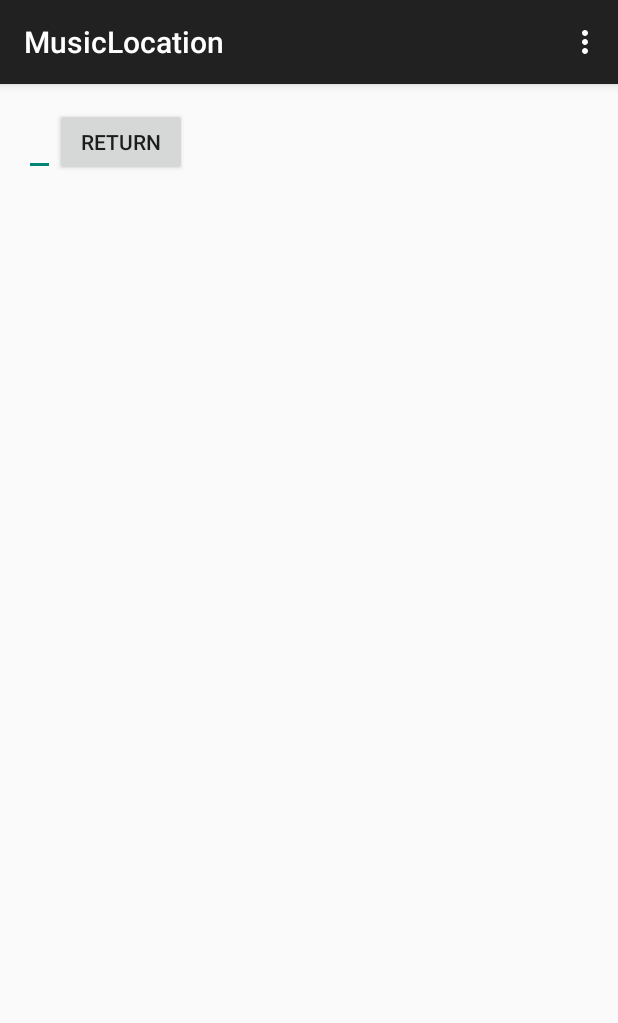
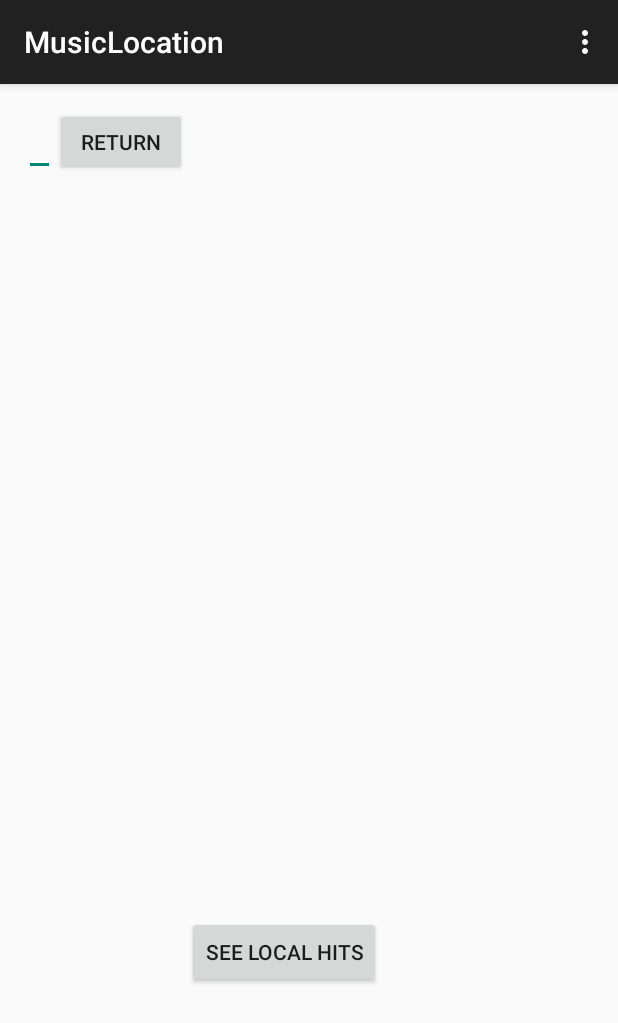
Before and after one commit to Ra1nWarden/CS4720_Mobile_Apps, an Android app: the screen it shows after launch (MainActivity), in the options menu, after a tap on "Settings", on a phone screen of 412 x 824 dp. Shown: the top 1023 px of the screen. Run offline under Robolectric (Android 15) with nearby library versions, the phone set to English and light mode, and no system bars.

Commit message:
Added second activity
This activity is a list of popular songs with ranking in the area

```diff
--- a/MusicLocation/app/src/main/java/edu/virginia/cs/musiclocation/MainActivity.java
+++ b/MusicLocation/app/src/main/java/edu/virginia/cs/musiclocation/MainActivity.java
@@ -2,6 +2,7 @@ package edu.virginia.cs.musiclocation;
 
 import android.Manifest;
 import android.content.Context;
+import android.content.Intent;
 import android.location.Location;
 import android.location.LocationListener;
 import android.location.LocationManager;
@@ -23,6 +24,7 @@ public class MainActivity extends AppCompatActivity {
     private EditText editValue;
     private Button submitButton;
     private TextView locationLabel;
+    private Button localButton;
 
     @Override
     protected void onCreate(Bundle savedInstanceState) {
@@ -33,11 +35,20 @@ public class MainActivity extends AppCompatActivity {
         returnValue = (TextView) findViewById(R.id.returned);
         editValue = (EditText) findViewById(R.id.editText);
         locationLabel = (TextView) findViewById(R.id.loc);
+        localButton = (Button) findViewById(R.id.popularLink);
 
         submitButton.setOnClickListener(new View.OnClickListener() {
             @Override
             public void onClick(View v) {
                 returnValue.setText(editValue.getText());
+            }
+        });
+
+        localButton.setOnClickListener(new View.OnClickListener() {
+            @Override
+            public void onClick(View v) {
+                Intent i=new Intent(getApplicationContext(), PopularActivity.class);
+                startActivity(i);
             }
         });
 
@@ -71,7 +82,7 @@ public class MainActivity extends AppCompatActivity {
         };
 
         if (checkPermission(Manifest.permission.ACCESS_COARSE_LOCATION, 0, 0) >= 0) {
-            locManager.requestLocationUpdates(LocationManager.GPS_PROVIDER,
+            locManager.requestLocationUpdates(LocationManager.NETWORK_PROVIDER,
                     LOCATION_UPDATE_MIN_TIME, LOCATION_UPDATE_MIN_DIST, locationListener);
         }
     }
--- /dev/null
+++ b/MusicLocation/app/src/main/java/edu/virginia/cs/musiclocation/PopularActivity.java
@@ -0,0 +1,31 @@
+package edu.virginia.cs.musiclocation;
+
+import android.app.ListActivity;
+import android.database.DataSetObserver;
+import android.support.v7.app.AppCompatActivity;
+import android.os.Bundle;
+import android.view.Menu;
+import android.view.MenuItem;
+import android.view.View;
+import android.view.ViewGroup;
+import android.widget.ArrayAdapter;
+import android.widget.ListAdapter;
+
+import java.util.ArrayList;
+
+public class PopularActivity extends ListActivity {
+
+    @Override
+    protected void onCreate(Bundle savedInstanceState) {
+        super.onCreate(savedInstanceState);
+        setContentView(R.layout.activity_popular);
+        ArrayList<String> topSongs=new ArrayList<String>();
+        topSongs.add("Test1");
+        topSongs.add("Test2");
+
+        ArrayAdapter<String> listA=new ArrayAdapter<String>(this, android.R.layout.simple_list_item_1);
+        listA.addAll(topSongs);
+        setListAdapter(listA);
+    }
+
+}
--- a/MusicLocation/app/src/main/res/layout/activity_main.xml
+++ b/MusicLocation/app/src/main/res/layout/activity_main.xml
@@ -41,4 +41,14 @@
         android:layout_height="wrap_content"
         android:layout_alignParentRight="true"
         android:layout_toRightOf="@id/returnInput" />
+
+    <Button
+        android:layout_width="wrap_content"
+        android:layout_height="wrap_content"
+        android:text="See Local Hits"
+        android:id="@+id/popularLink"
+        android:layout_alignParentBottom="true"
+        android:layout_toRightOf="@+id/returnInput"
+        android:layout_toEndOf="@+id/returnInput"
+        android:layout_marginBottom="149dp" />
 </RelativeLayout>
--- a/MusicLocation/app/src/main/res/values/strings.xml
+++ b/MusicLocation/app/src/main/res/values/strings.xml
@@ -3,4 +3,5 @@
 
     <string name="hello_world">Hello world!</string>
     <string name="action_settings">Settings</string>
+    <string name="title_activity_popular">Popular</string>
 </resources>
```
Also changed, not shown: MusicLocation/app/src/main/AndroidManifest.xml (+8 -3 lines), MusicLocation/app/src/main/res/layout/activity_popular.xml (added, +16 -0 lines), MusicLocation/app/src/main/res/menu/menu_popular.xml (added, +7 -0 lines).
